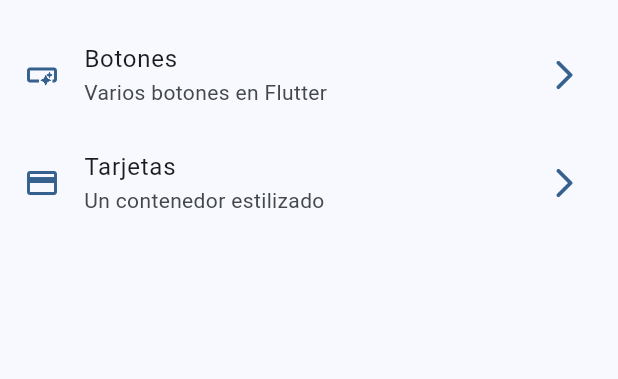
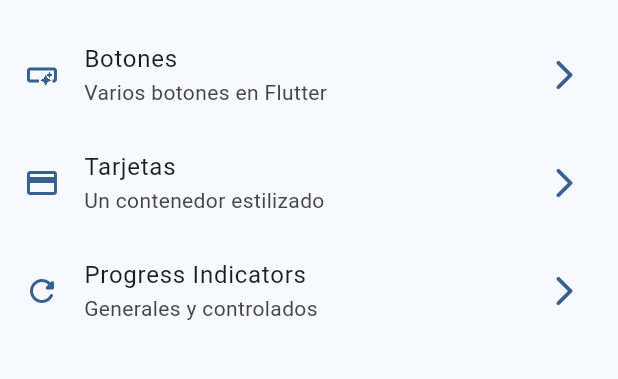
Before and after one commit to luisprmat/flutter-widgets-test, a Flutter app: the screen it shows after launch, on a phone screen of 412 x 824 dp, the part 63-442 px from its top. Run offline on Flutter 3.47's test engine with Material 3 defaults, Android fonts, the phone set to English and light mode, and no system bars; our stand-ins replace go_router.

Commit message:
General CircularProgressIndicator

```diff
--- a/lib/config/menu/menu_items.dart
+++ b/lib/config/menu/menu_items.dart
@@ -28,4 +28,11 @@ const appMenuItems = <MenuItem>[
     link: '/cards',
     icon: Icons.credit_card,
   ),
+
+  MenuItem(
+    title: 'Progress Indicators',
+    subTitle: 'Generales y controlados',
+    link: '/progress',
+    icon: Icons.refresh_rounded,
+  ),
 ];
--- a/lib/config/router/app_router.dart
+++ b/lib/config/router/app_router.dart
@@ -19,5 +19,10 @@ final appRouter = GoRouter(
       name: CardsScreen.name,
       builder: (context, state) => CardsScreen(),
     ),
+    GoRoute(
+      path: '/progress',
+      name: ProgressScreen.name,
+      builder: (context, state) => ProgressScreen(),
+    ),
   ],
 );
```
Also changed, not shown: lib/presentation/screens/progress/progress_screen.dart (+38 -0 lines).
